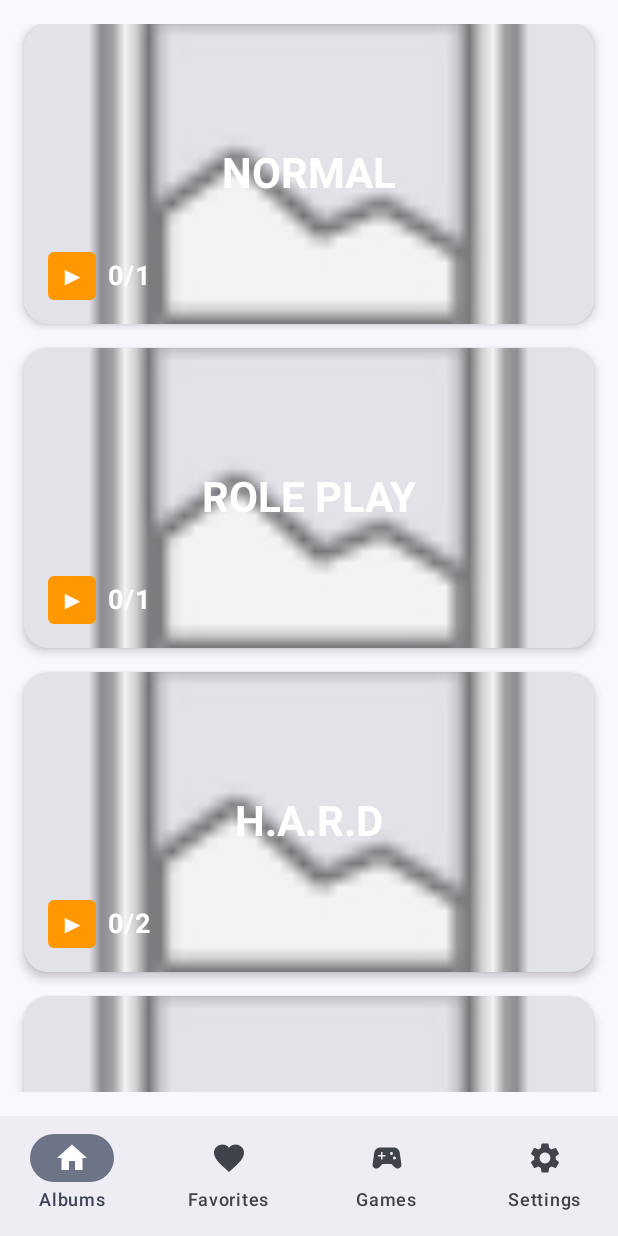
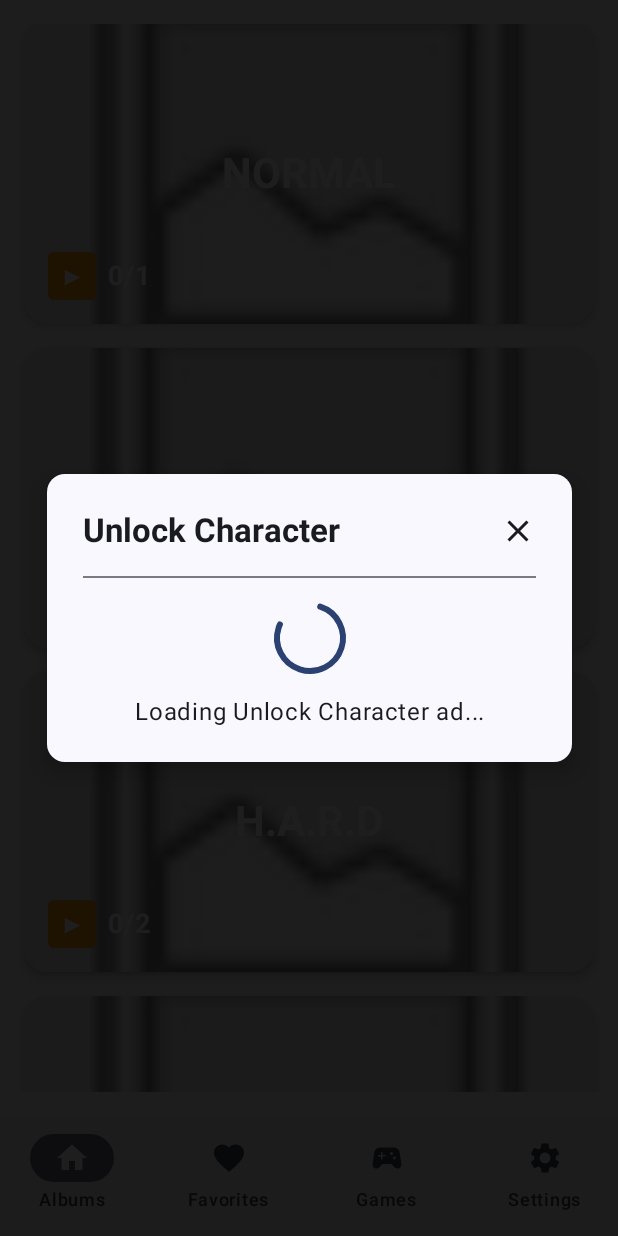
Before and after one commit to TruongAnim/admob_template, an Android app built with Jetpack Compose: the composable AppNavigation shown on its own in the app's theme, on a phone screen of 412 x 824 dp. Run offline under Robolectric (Android 15) with nearby library versions, the phone set to English and light mode, and no system bars; our stand-ins replace AdMob; pictures from the network do not load; 4 statements that could not run were skipped.

Commit message:
add reward ad manager

```diff
--- a/app/build.gradle.kts
+++ b/app/build.gradle.kts
@@ -32,6 +32,12 @@ android {
         buildConfigField("String", "NATIVE_AD_AFTER_INTERESTIAL", "\"ca-app-pub-3940256099942544/2247696110\"")
         buildConfigField("String", "NATIVE_AD_HOME_SCREEN", "\"ca-app-pub-3940256099942544/2247696110\"")
         buildConfigField("String", "NATIVE_AD_LIST_ITEM", "\"ca-app-pub-3940256099942544/2247696110\"")
+
+        // Reward Ad IDs
+        buildConfigField("String", "REWARD_AD_UNLOCK_CHARACTER", "\"ca-app-pub-3940256099942544/5224354917\"")
+        buildConfigField("String", "REWARD_AD_UNLOCK_PHOTO", "\"ca-app-pub-3940256099942544/5224354917\"")
+        buildConfigField("String", "REWARD_AD_DAILY_BONUS", "\"ca-app-pub-3940256099942544/5224354917\"")
+        buildConfigField("String", "REWARD_AD_EXTRA_COINS", "\"ca-app-pub-3940256099942544/5224354917\"")
     }
 
     buildTypes {
--- a/app/src/main/java/com/truonganim/admob/navigation/AppNavigation.kt
+++ b/app/src/main/java/com/truonganim/admob/navigation/AppNavigation.kt
@@ -1,6 +1,9 @@
 package com.truonganim.admob.navigation
 
+import androidx.compose.foundation.layout.Box
 import androidx.compose.runtime.Composable
+import androidx.compose.runtime.collectAsState
+import androidx.compose.runtime.getValue
 import androidx.compose.ui.platform.LocalContext
 import androidx.navigation.NavHostController
 import androidx.navigation.NavType
@@ -8,11 +11,13 @@ import androidx.navigation.compose.NavHost
 import androidx.navigation.compose.composable
 import androidx.navigation.compose.rememberNavController
 import androidx.navigation.navArgument
+import com.truonganim.admob.ads.RewardAdManager
 import com.truonganim.admob.data.AlbumCategory
 import com.truonganim.admob.data.AppCharacter
 import com.truonganim.admob.data.Game
 import com.truonganim.admob.ui.albumdetail.AlbumDetailScreen
 import com.truonganim.admob.ui.characterdetail.CharacterDetailScreen
+import com.truonganim.admob.ui.components.RewardAdLoadingOverlay
 import com.truonganim.admob.ui.home.HomeScreen
 import com.truonganim.admob.ui.photoviewer.PhotoViewerScreen
 
@@ -46,10 +51,16 @@ fun AppNavigation(
     navController: NavHostController = rememberNavController()
 ) {
     val context = LocalContext.current
-    NavHost(
-        navController = navController,
-        startDestination = Routes.HOME
-    ) {
+
+    // Reward Ad Manager
+    val rewardAdManager = RewardAdManager.getInstance(context)
+    val rewardAdLoadingState by rewardAdManager.loadingState.collectAsState()
+
+    Box {
+        NavHost(
+            navController = navController,
+            startDestination = Routes.HOME
+        ) {
         // Home Screen with Bottom Navigation
         composable(Routes.HOME) {
             HomeScreen(
@@ -145,4 +156,13 @@ fun AppNavigation(
             )
         }
     }
+
+        // Reward Ad Loading Overlay - covers entire app
+        RewardAdLoadingOverlay(
+            loadingState = rewardAdLoadingState,
+            onDismiss = {
+                rewardAdManager.cancelLoading()
+            }
+        )
+    }
 }
--- /dev/null
+++ b/app/src/main/java/com/truonganim/admob/ui/components/RewardAdLoadingOverlay.kt
@@ -0,0 +1,188 @@
+package com.truonganim.admob.ui.components
+
+import androidx.compose.animation.AnimatedVisibility
+import androidx.compose.animation.fadeIn
+import androidx.compose.animation.fadeOut
+import androidx.compose.foundation.background
+import androidx.compose.foundation.layout.*
+import androidx.compose.material.icons.Icons
+import androidx.compose.material.icons.filled.Close
+import androidx.compose.material.icons.filled.Error
+import androidx.compose.material3.*
+import androidx.compose.runtime.Composable
+import androidx.compose.runtime.LaunchedEffect
+import androidx.compose.ui.Alignment
+import androidx.compose.ui.Modifier
+import androidx.compose.ui.graphics.Color
+import androidx.compose.ui.platform.LocalContext
+import androidx.compose.ui.text.font.FontWeight
+import androidx.compose.ui.text.style.TextAlign
+import androidx.compose.ui.unit.dp
+import androidx.compose.ui.window.Dialog
+import androidx.compose.ui.window.DialogProperties
+import com.truonganim.admob.ads.LoadingStatus
+import com.truonganim.admob.ads.RewardAdLoadingState
+import com.truonganim.admob.utils.findActivity
+
+/**
+ * Reward Ad Loading Overlay
+ * Full-screen overlay that shows loading state for reward ads
+ */
+@Composable
+fun RewardAdLoadingOverlay(
+    loadingState: RewardAdLoadingState?,
+    onDismiss: () -> Unit
+) {
+    AnimatedVisibility(
+        visible = loadingState != null,
+        enter = fadeIn(),
+        exit = fadeOut()
+    ) {
+        loadingState?.let { state ->
+            Dialog(
+                onDismissRequest = {
+                    // Only allow dismiss if not showing ad
+                    if (state.status != LoadingStatus.SHOWING) {
+                        onDismiss()
+                    }
+                },
+                properties = DialogProperties(
+                    dismissOnBackPress = state.status != LoadingStatus.SHOWING,
+                    dismissOnClickOutside = false,
+                    usePlatformDefaultWidth = false
+                )
+            ) {
+                Box(
+                    modifier = Modifier
+                        .fillMaxSize()
+                        .background(Color.Black.copy(alpha = 0.7f)),
+                    contentAlignment = Alignment.Center
+                ) {
+                    Card(
+                        modifier = Modifier
+                            .fillMaxWidth(0.85f)
+                            .wrapContentHeight(),
+                        colors = CardDefaults.cardColors(
+                            containerColor = MaterialTheme.colorScheme.surface
+                        ),
+                        elevation = CardDefaults.cardElevation(defaultElevation = 8.dp)
+                    ) {
+                        Column(
+                            modifier = Modifier
+                                .fillMaxWidth()
+                                .padding(24.dp),
+                            horizontalAlignment = Alignment.CenterHorizontally,
+                            verticalArrangement = Arrangement.spacedBy(16.dp)
+                        ) {
+                            // Header
+                            Row(
+                                modifier = Modifier.fillMaxWidth(),
+                                horizontalArrangement = Arrangement.SpaceBetween,
+                                verticalAlignment = Alignment.CenterVertically
+                            ) {
+                                Text(
+                                    text = state.place.placeName,
+                                    style = MaterialTheme.typography.titleLarge,
+                                    fontWeight = FontWeight.Bold,
+                                    color = MaterialTheme.colorScheme.onSurface
+                                )
+
+                                // Close button (only if not showing)
+                                if (state.status != LoadingStatus.SHOWING) {
+                                    IconButton(
+                                        onClick = onDismiss,
+                                        modifier = Modifier.size(24.dp)
+                                    ) {
+                                        Icon(
+                                            imageVector = Icons.Default.Close,
+                                            contentDescription = "Close",
+                                            tint = MaterialTheme.colorScheme.onSurface
+                                        )
+                                    }
+                                }
+                            }
+
+                            Divider()
+
+                            // Content based on status
+                            when (state.status) {
+                                LoadingStatus.LOADING -> {
+                                    CircularProgressIndicator(
+                                        modifier = Modifier.size(48.dp),
+                                        color = MaterialTheme.colorScheme.primary
+                                    )
+
+                                    Text(
+                                        text = state.message,
+                                        style = MaterialTheme.typography.bodyLarge,
+                                        textAlign = TextAlign.Center,
+                                        color = MaterialTheme.colorScheme.onSurface
+                                    )
+                                }
+
+                                LoadingStatus.READY -> {
+                                    CircularProgressIndicator(
+                                        modifier = Modifier.size(48.dp),
+                                        color = MaterialTheme.colorScheme.primary
+                                    )
+
+                                    Text(
+                                        text = state.message,
+                                        style = MaterialTheme.typography.bodyLarge,
+                                        textAlign = TextAlign.Center,
+                                        color = MaterialTheme.colorScheme.onSurface
+                                    )
+                                }
+
+                                LoadingStatus.SHOWING -> {
+                                    Text(
+                                        text = "Đang hiển thị quảng cáo...",
+                                        style = MaterialTheme.typography.bodyLarge,
+                                        textAlign = TextAlign.Center,
+                                        color = MaterialTheme.colorScheme.onSurface
+                                    )
+
+                                    Text(
+                                        text = "Vui lòng xem hết quảng cáo để nhận phần thưởng",
+                                        style = MaterialTheme.typography.bodyMedium,
+                                        textAlign = TextAlign.Center,
+                                        color = MaterialTheme.colorScheme.onSurfaceVariant
+                                    )
+
+                                    // Auto show ad when showing state
+                                    val context = LocalContext.current
+                                    LaunchedEffect(Unit) {
+                                        state.onShow?.invoke(context.findActivity())
+                                    }
+                                }
+
+                                LoadingStatus.ERROR -> {
+                                    Icon(
+                                        imageVector = Icons.Default.Error,
+                                        contentDescription = "Error",
+                                        tint = MaterialTheme.colorScheme.error,
+                                        modifier = Modifier.size(48.dp)
+                                    )
+
+                                    Text(
+                                        text = state.message,
+                                        style = MaterialTheme.typography.bodyLarge,
+                                        textAlign = TextAlign.Center,
+                                        color = MaterialTheme.colorScheme.error
+                                    )
+
+                                    Button(
+                                        onClick = onDismiss,
+                                        modifier = Modifier.fillMaxWidth()
+                                    ) {
+                                        Text("Đóng")
+                                    }
+                                }
+                            }
+                        }
+                    }
+                }
+            }
+        }
+    }
+}
```
Also changed, not shown: app/src/main/java/com/truonganim/admob/ads/RewardAdHelper.kt (added, +39 -0 lines), app/src/main/java/com/truonganim/admob/ads/RewardAdManager.kt (added, +240 -0 lines), app/src/main/java/com/truonganim/admob/ads/RewardAdPlace.kt (added, +38 -0 lines), app/src/main/java/com/truonganim/admob/ads/RewardAdState.kt (added, +40 -0 lines), app/src/main/java/com/truonganim/admob/ui/characterdetail/CharacterDetailScreen.kt (+22 -0 lines), app/src/main/java/com/truonganim/admob/utils/ContextUtils.kt (added, +17 -0 lines).
